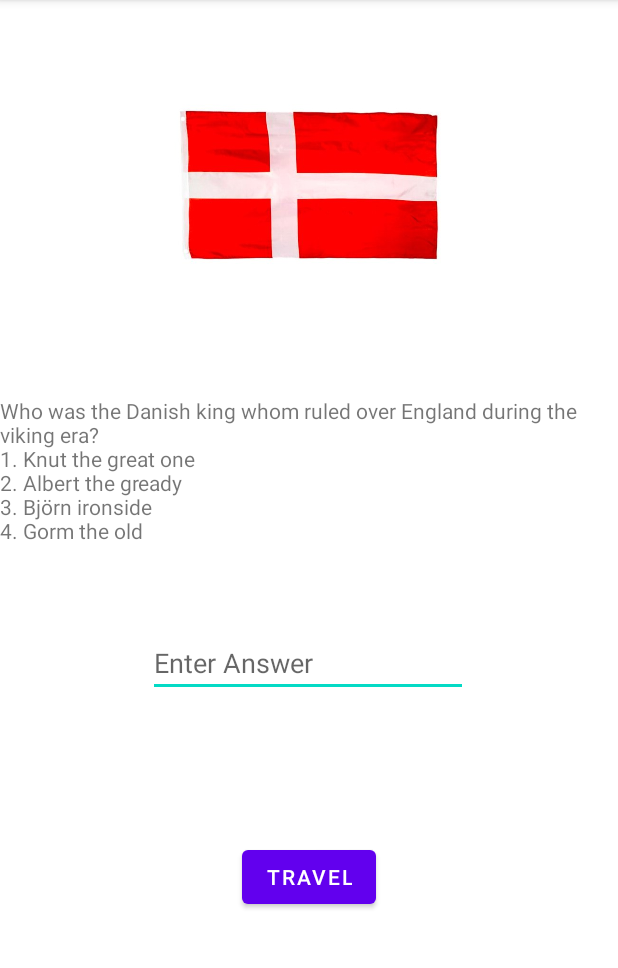
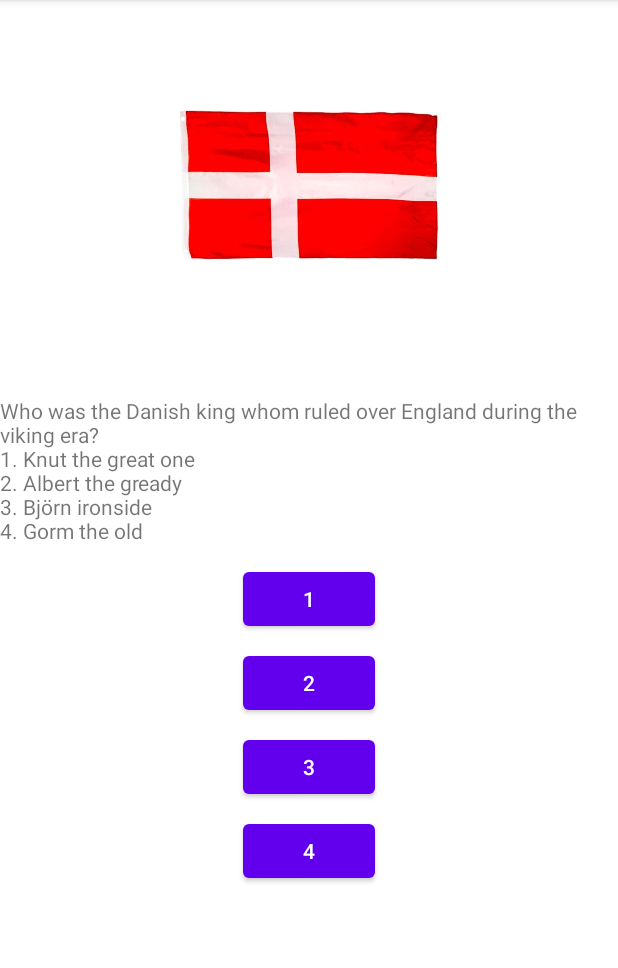
Before and after one commit to RticRtic/StockholmToRome, an Android app: the Danmark screen opened directly, with no data from a screen before it, on a phone screen of 412 x 824 dp, the part 84-1052 px from its top. Run offline under Robolectric (Android 15) with nearby library versions, the phone set to English and light mode, and no system bars.

Commit message:
Changed to buttons in DanmarkAc

```diff
--- a/app/src/main/java/com/example/stockholmtorome/Danmark.kt
+++ b/app/src/main/java/com/example/stockholmtorome/Danmark.kt
@@ -4,7 +4,6 @@ import android.content.Intent
 import android.media.MediaPlayer
 import androidx.appcompat.app.AppCompatActivity
 import android.os.Bundle
-import android.os.SystemClock
 import android.widget.Button
 import android.widget.EditText
 import android.widget.ImageView
@@ -23,7 +22,7 @@ class Danmark : AppCompatActivity() {
         setContentView(R.layout.activity_danmark)
 
         userSeeQuestionView = findViewById(R.id.userSeeQuestionTv)
-        userPutInAnswerView = findViewById(R.id.userAnswerEt)
+
 
 
         userSeeQuestionView.setText("Who was the Danish king whom ruled over England during the viking era?\n" +
@@ -31,15 +30,29 @@ class Danmark : AppCompatActivity() {
                 "2. Albert the gready\n" +
                 "3. Björn ironside\n" +
                 "4. Gorm the old")
-        Thread.sleep(2001)
+        Thread.sleep(2000)
 
-        val button = findViewById<Button>(R.id.answerButton)
-            button.setOnClickListener {
-                userAnswerDanmark()
+        val button1 = findViewById<Button>(R.id.answerButtonDk1)
+                button1.setOnClickListener {
+                    userAnswerDanmark()
+            }
+        val button2 = findViewById<Button>(R.id.answerButtonDk2)
+                button2.setOnClickListener {
+                    borderControlPage()
+                        startBordermusic()
+        }
+        val button3 = findViewById<Button>(R.id.answerButtonDk3)
+                button3.setOnClickListener {
+                    borderControlPage()
+                        startBordermusic()
 
-            }
+        }
+        val button4 = findViewById<Button>(R.id.answerButtonDk4)
+                button4.setOnClickListener {
+                    borderControlPage()
+                        startBordermusic()
 
-
+        }
 
     }
 
@@ -64,18 +77,12 @@ class Danmark : AppCompatActivity() {
 
         }else {
             userSeeQuestionView.setText("You faild, answer the bordercontrol!")
-            startBordermusic()
-            borderControlPage()
+
         }
 
 
 
     }
-
-
-
-
-
 
     fun startGermanyPage() {
 
--- a/app/src/main/res/layout/activity_danmark.xml
+++ b/app/src/main/res/layout/activity_danmark.xml
@@ -26,26 +26,43 @@
         app:layout_constraintStart_toStartOf="parent"
         app:layout_constraintTop_toBottomOf="@+id/danmarkFlagIv" />
 
-    <EditText
-        android:id="@+id/userAnswerEt"
+    <Button
+        android:id="@+id/answerButtonDk4"
         android:layout_width="wrap_content"
         android:layout_height="wrap_content"
-        android:layout_marginTop="56dp"
-        android:ems="10"
-        android:hint="Enter Answer"
-        android:inputType="textPersonName"
+        android:layout_marginTop="8dp"
+        android:text="4"
         app:layout_constraintEnd_toEndOf="parent"
-        app:layout_constraintHorizontal_bias="0.497"
+        app:layout_constraintStart_toStartOf="parent"
+        app:layout_constraintTop_toBottomOf="@+id/answerButtonDk3" />
+
+    <Button
+        android:id="@+id/answerButtonDk1"
+        android:layout_width="wrap_content"
+        android:layout_height="wrap_content"
+        android:layout_marginTop="12dp"
+        android:text="1"
+        app:layout_constraintEnd_toEndOf="parent"
         app:layout_constraintStart_toStartOf="parent"
         app:layout_constraintTop_toBottomOf="@+id/userSeeQuestionTv" />
 
     <Button
-        android:id="@+id/answerButton"
+        android:id="@+id/answerButtonDk2"
         android:layout_width="wrap_content"
         android:layout_height="wrap_content"
-        android:layout_marginTop="96dp"
-        android:text="Travel"
+        android:layout_marginTop="8dp"
+        android:text="2"
         app:layout_constraintEnd_toEndOf="parent"
         app:layout_constraintStart_toStartOf="parent"
-        app:layout_constraintTop_toBottomOf="@+id/userAnswerEt" />
+        app:layout_constraintTop_toBottomOf="@+id/answerButtonDk1" />
+
+    <Button
+        android:id="@+id/answerButtonDk3"
+        android:layout_width="wrap_content"
+        android:layout_height="wrap_content"
+        android:layout_marginTop="8dp"
+        android:text="3"
+        app:layout_constraintEnd_toEndOf="parent"
+        app:layout_constraintStart_toStartOf="parent"
+        app:layout_constraintTop_toBottomOf="@+id/answerButtonDk2" />
 </androidx.constraintlayout.widget.ConstraintLayout>
```
